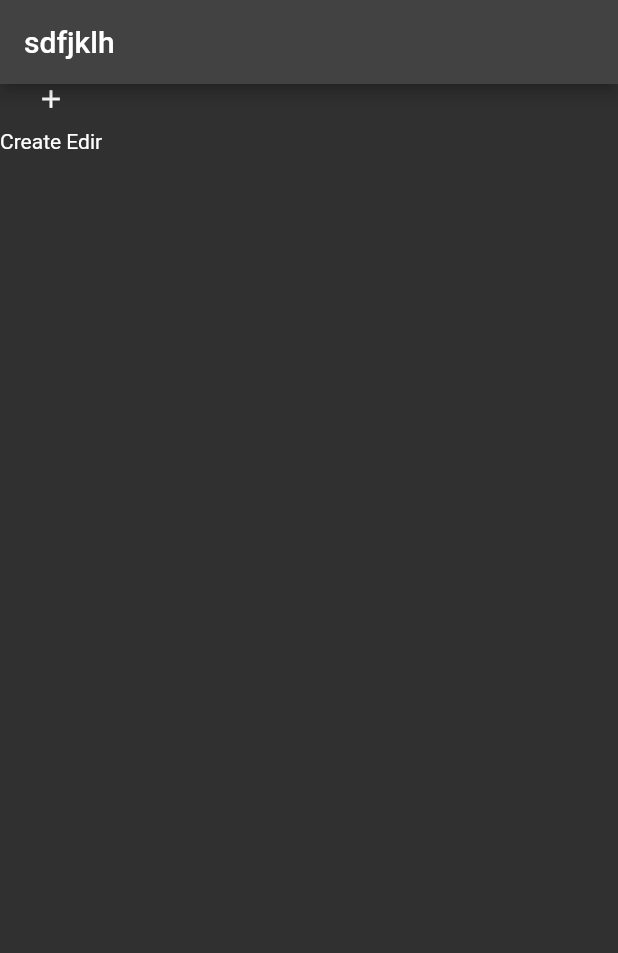
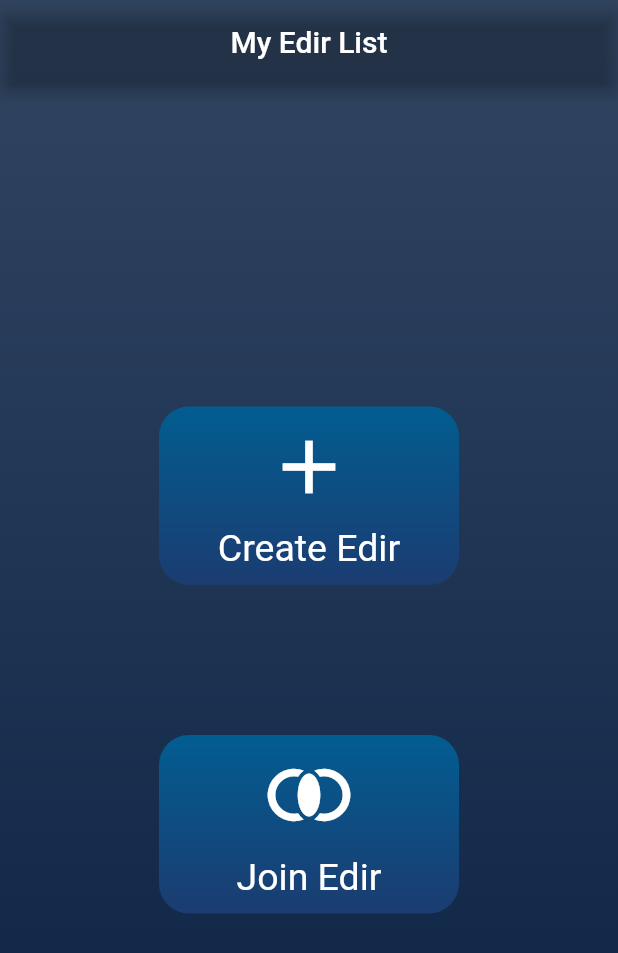
Before and after one commit to abdujemal/on_edir, a Flutter app: the MainPage screen opened directly, on a phone screen of 412 x 824 dp. Shown: the top 953 px of the screen. Run offline on Flutter 3.47's test engine with Material 2 defaults, Android fonts, the phone set to English and light mode, and no system bars; our stand-ins replace firebase_auth, firebase_core, firebase_database, firebase_storage, font_awesome_flutter, get; accounts and stored records are empty.

Commit message:
new update

```diff
--- a/lib/Pages/MainPage/main_page.dart
+++ b/lib/View/Pages/MainPage/main_page.dart
@@ -1,5 +1,6 @@
 import 'package:flutter/material.dart';
 import 'package:font_awesome_flutter/font_awesome_flutter.dart';
+import 'package:on_edir/View/Widgets/join_create_edir.dart';
 import 'package:on_edir/constants.dart';
 
 class MainPage extends StatefulWidget {
@@ -15,20 +16,9 @@ class _MainPageState extends State<MainPage> {
     return Container(
       decoration: BoxDecoration(gradient: bgGradient),
       child: Scaffold(
-        appBar: AppBar(title: Text("sdfjklh")),
-        body: Column(
-          children: [
-            Container(
-              child: Column(
-                children: [
-                  Icon(Icons.add, size: 20,),
-                  SizedBox(height: 10,),
-                  Text("Create Edir")
-                ]
-              ),
-            )
-          ],
-        ),
+        backgroundColor: Colors.transparent,
+        appBar: AppBar(title: const Text("My Edir List"),backgroundColor: Colors.transparent,centerTitle: true,),
+        body: JCEdir()
       ),
     );
   }
--- /dev/null
+++ b/lib/View/Widgets/big_btn.dart
@@ -0,0 +1,37 @@
+import 'package:flutter/material.dart';
+import 'package:on_edir/constants.dart';
+
+class BigBtn extends StatelessWidget {
+  String text;
+  IconData icon;
+  void Function() action;
+  BigBtn({Key key, @required this.text, @required this.icon, @required this.action}) : super(key: key);
+
+  @override
+  Widget build(BuildContext context) {
+    return InkWell(
+      onTap: action,
+      child: Ink(
+        width: 200,
+        decoration: BoxDecoration(
+            gradient: btnGradient, borderRadius: BorderRadius.circular(20)),
+        child: Padding(
+          padding: const EdgeInsets.all(10.0),
+          child: Column(children: [
+            Icon(
+              icon,
+              size: 60,
+            ),
+            SizedBox(
+              height: 10,
+            ),
+            Text(
+              text,
+              style: TextStyle(fontSize: 25),
+            )
+          ]),
+        ),
+      ),
+    );
+  }
+}
--- /dev/null
+++ b/lib/View/Widgets/join_create_edir.dart
@@ -0,0 +1,36 @@
+import 'package:flutter/material.dart';
+import 'package:get/get.dart';
+import 'package:on_edir/View/Pages/CreateEdir/create_edir_page.dart';
+import 'package:on_edir/View/Pages/JoinEdir/join_edir_page.dart';
+import 'package:on_edir/View/Widgets/big_btn.dart';
+import 'package:on_edir/constants.dart';
+
+class JCEdir extends StatelessWidget {
+  const JCEdir({Key key}) : super(key: key);
+
+  @override
+  Widget build(BuildContext context) {
+    return Center(
+      child: Column(
+        mainAxisAlignment: MainAxisAlignment.center,
+        children: [
+          BigBtn(
+              text: "Create Edir",
+              icon: Icons.add,
+              action: () {
+                Get.to(() => const CreateEdirPage());
+              }),
+          const SizedBox(
+            height: 100,
+          ),
+          BigBtn(
+              text: "Join Edir",
+              icon: Icons.join_inner,
+              action: () {
+                Get.to(() => const JoinEdirPage());
+              })
+        ],
+      ),
+    );
+  }
+}
--- a/lib/Pages/LoginSignUp/comp/sl_btn.dart
+++ b/lib/View/Widgets/sl_btn.dart
@@ -1,6 +1,6 @@
 import 'package:flutter/material.dart';
 import 'package:get/get.dart';
-import 'package:on_edir/Pages/LoginSignUp/controller/l_s_controller.dart';
+import 'package:on_edir/View/Pages/LoginSignUp/controller/l_s_controller.dart';
 import 'package:on_edir/constants.dart';
 
 class SLBtn extends StatelessWidget {
--- a/lib/Pages/LoginSignUp/comp/sl_input.dart
+++ b/lib/View/Widgets/sl_input.dart
@@ -5,8 +5,10 @@ class SLInput extends StatelessWidget {
   String title, hint;
   TextInputType keyboardType;
   TextEditingController controller;
+  bool isObscure;
   SLInput(
       {Key key,
+      this.isObscure = false,
       @required this.title,
       @required this.hint,
       @required this.keyboardType,
@@ -32,7 +34,9 @@ class SLInput extends StatelessWidget {
             },
             controller: controller,
             keyboardType: keyboardType,
+            obscureText: isObscure,
             decoration: InputDecoration(
+
                 enabledBorder: UnderlineInputBorder(
                   borderSide: BorderSide(color: textColor),
                 ),
--- a/lib/main.dart
+++ b/lib/main.dart
@@ -1,7 +1,7 @@
 import 'package:firebase_core/firebase_core.dart';
-import 'package:firebase_database/firebase_database.dart';
 import 'package:flutter/material.dart';
-import 'package:on_edir/Pages/LoginSignUp/login_signin_page.dart';
+import 'package:get/get.dart';
+import 'package:on_edir/View/Pages/LoginSignUp/login_signin_page.dart';
 
 void main() async {
   WidgetsFlutterBinding.ensureInitialized();
@@ -15,7 +15,7 @@ class MyApp extends StatelessWidget {
   // This widget is the root of your application.
   @override
   Widget build(BuildContext context) {
-    return MaterialApp(
+    return GetMaterialApp(
       debugShowCheckedModeBanner: false,
       title: 'On Edir',
       theme: ThemeData.dark(),
```
Also changed, not shown: lib/Controller/user_service.dart (renamed from lib/Firebase Services/user_service.dart, +4 -3 lines), lib/View/Pages/CreateEdir/create_edir_page.dart (added, +82 -0 lines), lib/View/Pages/JoinEdir/join_edir_page.dart (added, +42 -0 lines), lib/View/Pages/LoginSignUp/login_signin_page.dart (renamed from lib/Pages/LoginSignUp/login_signin_page.dart, +12 -9 lines), lib/View/Widgets/common_btn.dart (added, +22 -0 lines), lib/View/Widgets/common_input.dart (added, +47 -0 lines), lib/View/Widgets/login.dart (renamed from lib/Pages/LoginSignUp/comp/login.dart, +6 -5 lines), lib/View/Widgets/signup.dart (renamed from lib/Pages/LoginSignUp/comp/signup.dart, +15 -2 lines), lib/Controller/send_notification.dart (renamed from lib/Firebase Services/send_notification.dart), lib/View/Pages/LoginSignUp/controller/l_s_controller.dart (renamed from lib/Pages/LoginSignUp/controller/l_s_controller.dart), lib/View/Widgets/msg_snack.dart (renamed from lib/comp/msg_snack.dart).
